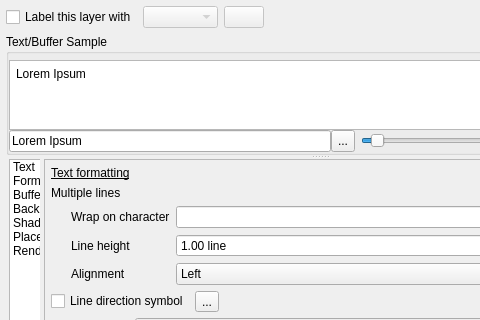
Qt form src/ui/qgslabelingguibase.ui (qgis/QGIS) before a commit; both pictures show x 0 to 480 and y 0 to 320 of the 640 by 600 pixel window.
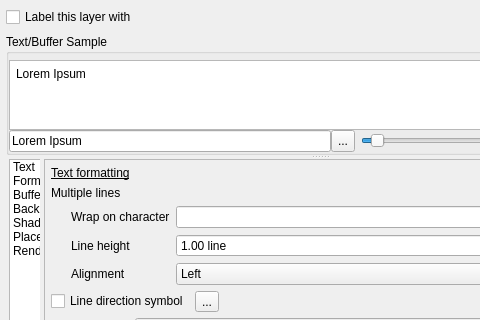
The same form after that commit. The open tabs and pages were chosen to show the change. Icons and pictures are not drawn. Custom widgets are drawn as their Qt base class.

Commit message: expression button and expression capability added to the field model

```diff
--- a/src/ui/qgslabelingguibase.ui
+++ b/src/ui/qgslabelingguibase.ui
@@ -34,23 +34,7 @@
        </widget>
       </item>
       <item>
-       <widget class="QComboBox" name="cboFieldName">
-        <property name="enabled">
-         <bool>false</bool>
-        </property>
-        <property name="minimumSize">
-         <size>
-          <width>75</width>
-          <height>0</height>
-         </size>
-        </property>
-        <property name="editable">
-         <bool>false</bool>
-        </property>
-        <property name="sizeAdjustPolicy">
-         <enum>QComboBox::AdjustToContents</enum>
-        </property>
-       </widget>
+       <widget class="QgsFieldExpressionWidget" name="mFieldExpressionWidget" native="true"/>
       </item>
       <item>
        <spacer name="horizontalSpacer_7">
@@ -68,26 +52,6 @@
         </property>
        </spacer>
       </item>
-      <item>
-       <widget class="QPushButton" name="btnExpression">
-        <property name="enabled">
-         <bool>false</bool>
-        </property>
-        <property name="toolTip">
-         <string>Edit expression</string>
-        </property>
-        <property name="icon">
-         <iconset resource="../../images/images.qrc">
-          <normaloff>:/images/themes/default/mIconExpressionEditorOpen.svg</normaloff>:/images/themes/default/mIconExpressionEditorOpen.svg</iconset>
-        </property>
-        <property name="iconSize">
-         <size>
-          <width>24</width>
-          <height>16</height>
-         </size>
-        </property>
-       </widget>
-      </item>
       <item>
        <spacer name="horizontalSpacer_5">
         <property name="orientation">
@@ -5615,6 +5579,12 @@
    <extends>QToolButton</extends>
    <header>qgsdatadefinedbutton.h</header>
   </customwidget>
+  <customwidget>
+   <class>QgsFieldExpressionWidget</class>
+   <extends>QWidget</extends>
+   <header location="global">qgsfieldexpressionwidget.h</header>
+   <container>1</container>
+  </customwidget>
  </customwidgets>
  <resources>
   <include location="../../images/images.qrc"/>
```
Left out of the diff: 64 changed lines with no effect on the pictures. The commit also changes 13 other files.
